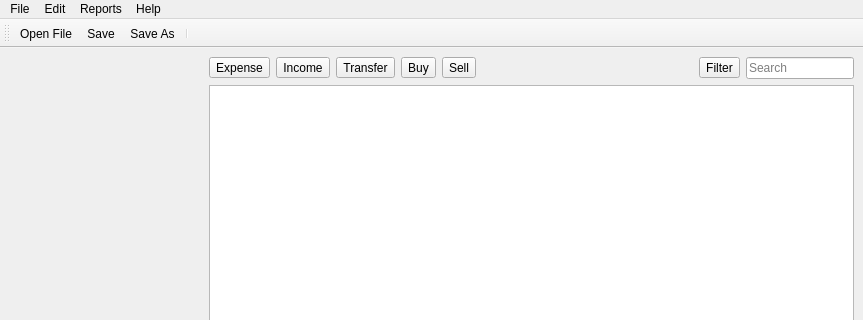
JakubFranek/Kapytal, file src/views/ui_files/main_window.ui: the form before one commit; both pictures show x 0 to 863 and y 0 to 320 of the 863 by 673 pixel window.
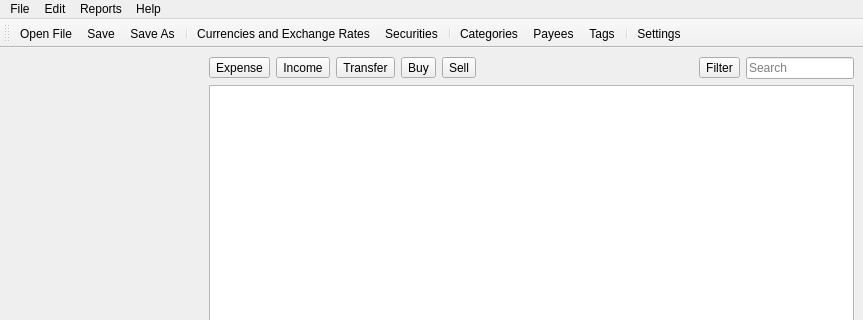
The form after the commit.

Commit message: Add toolbar items, edit About dialog text.

Diff of the .ui file:
```diff
--- a/src/views/ui_files/main_window.ui
+++ b/src/views/ui_files/main_window.ui
@@ -218,6 +218,14 @@
    <addaction name="actionSave"/>
    <addaction name="actionSave_As"/>
    <addaction name="separator"/>
+   <addaction name="actionCurrencies_and_Exchange_Rates"/>
+   <addaction name="actionSecurities"/>
+   <addaction name="separator"/>
+   <addaction name="actionCategories"/>
+   <addaction name="actionPayees"/>
+   <addaction name="actionTags"/>
+   <addaction name="separator"/>
+   <addaction name="actionSettings"/>
   </widget>
   <action name="actionSave">
    <property name="text">
```
The commit also changes 4 other files.
